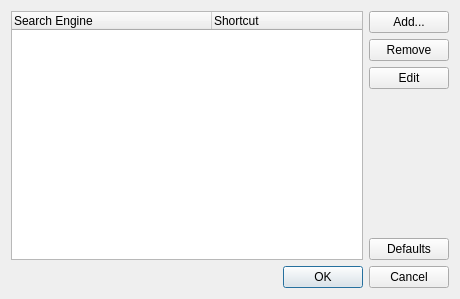
First picture: the form in src/opensearch/searchenginesdialog.ui, repository QupZilla/qupzilla, before the edit.
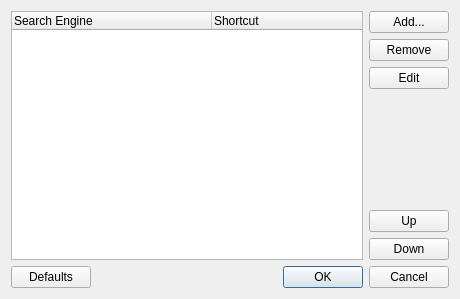
Second picture: the form after the edit.

Commit message: Possiblity to move up/down in search engines manager and other...  - F6 shortcut for focusing locationbar - no more empty title in history back/next menus - showing only active norification preview in preferences

```diff
--- a/src/opensearch/searchenginesdialog.ui
+++ b/src/opensearch/searchenginesdialog.ui
@@ -51,24 +51,21 @@
       </spacer>
      </item>
      <item>
-      <widget class="QPushButton" name="defaults">
+      <widget class="QPushButton" name="moveUp">
        <property name="text">
-        <string>Defaults</string>
+        <string>Up</string>
+       </property>
+      </widget>
+     </item>
+     <item>
+      <widget class="QPushButton" name="moveDown">
+       <property name="text">
+        <string>Down</string>
        </property>
       </widget>
      </item>
     </layout>
    </item>
-   <item row="1" column="0" colspan="2">
-    <widget class="QDialogButtonBox" name="buttonBox">
-     <property name="orientation">
-      <enum>Qt::Horizontal</enum>
-     </property>
-     <property name="standardButtons">
-      <set>QDialogButtonBox::Cancel|QDialogButtonBox::Ok</set>
-     </property>
-    </widget>
-   </item>
    <item row="0" column="0">
     <widget class="QTreeWidget" name="treeWidget">
      <attribute name="headerDefaultSectionSize">
@@ -86,6 +83,46 @@
      </column>
     </widget>
    </item>
+   <item row="1" column="0" colspan="2">
+    <layout class="QHBoxLayout" name="horizontalLayout">
+     <item>
+      <widget class="QPushButton" name="defaults">
+       <property name="text">
+        <string>Defaults</string>
+       </property>
+      </widget>
+     </item>
+     <item>
+      <spacer name="horizontalSpacer">
+       <property name="orientation">
+        <enum>Qt::Horizontal</enum>
+       </property>
+       <property name="sizeHint" stdset="0">
+        <size>
+         <width>40</width>
+         <height>20</height>
+        </size>
+       </property>
+      </spacer>
+     </item>
+     <item>
+      <widget class="QDialogButtonBox" name="buttonBox">
+       <property name="sizePolicy">
+        <sizepolicy hsizetype="Fixed" vsizetype="Fixed">
+         <horstretch>0</horstretch>
+         <verstretch>0</verstretch>
+        </sizepolicy>
+       </property>
+       <property name="orientation">
+        <enum>Qt::Horizontal</enum>
+       </property>
+       <property name="standardButtons">
+        <set>QDialogButtonBox::Cancel|QDialogButtonBox::Ok</set>
+       </property>
+      </widget>
+     </item>
+    </layout>
+   </item>
   </layout>
  </widget>
  <resources/>
```
The commit also changes 13 other files.
